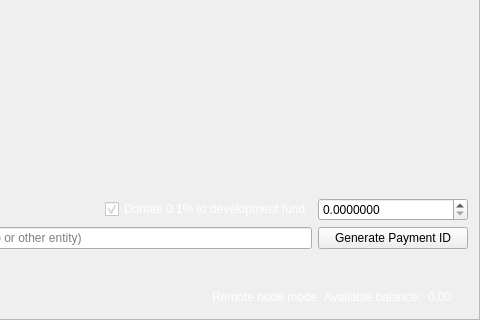
Above: src/gui/ui/sendframe.ui from aejontargaryen/FanGoldWallet before the change; both pictures show x 386 to 866 and y 270 to 590 of the 866 by 590 pixel window. Below: the same form after it.
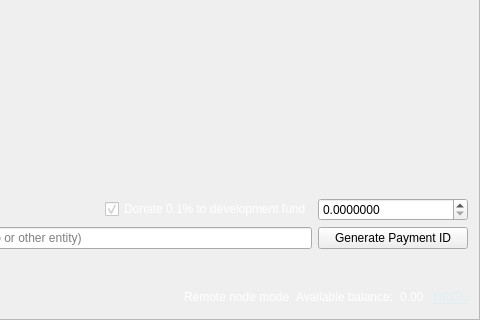
That is the form after the change. Icons and pictures are not drawn.

```diff
--- a/src/gui/ui/sendframe.ui
+++ b/src/gui/ui/sendframe.ui
@@ -806,6 +806,11 @@
      </item>
      <item>
       <widget class="QLabel" name="label_4">
+       <property name="font">
+        <font>
+         <family>Ubuntu</family>
+        </font>
+       </property>
        <property name="styleSheet">
         <string notr="true">color:rgb(255, 255, 255)</string>
        </property>
@@ -826,8 +831,62 @@
      </item>
      <item>
       <widget class="QLabel" name="m_tickerLabel">
+       <property name="sizePolicy">
+        <sizepolicy hsizetype="Preferred" vsizetype="Preferred">
+         <horstretch>0</horstretch>
+         <verstretch>0</verstretch>
+        </sizepolicy>
+       </property>
+       <property name="minimumSize">
+        <size>
+         <width>0</width>
+         <height>0</height>
+        </size>
+       </property>
+       <property name="sizeIncrement">
+        <size>
+         <width>0</width>
+         <height>0</height>
+        </size>
+       </property>
+       <property name="baseSize">
+        <size>
+         <width>0</width>
+         <height>0</height>
+        </size>
+       </property>
+       <property name="font">
+        <font>
+         <family>FreeSerif</family>
+         <pointsize>9</pointsize>
+         <weight>50</weight>
+         <italic>false</italic>
+         <bold>false</bold>
+        </font>
+       </property>
+       <property name="toolTip">
+        <string/>
+       </property>
+       <property name="whatsThis">
+        <string/>
+       </property>
+       <property name="styleSheet">
+        <string notr="true">color: rgb(227, 243, 248);</string>
+       </property>
        <property name="text">
-        <string notr="true"/>
+        <string notr="true">&lt;html&gt;&lt;head/&gt;&lt;body&gt;&lt;p align=&quot;justify&quot;&gt;&lt;span style=&quot; font-size:10pt; text-decoration: underline; color:#deeff3;&quot;&gt;DRGL&lt;/span&gt;&lt;/p&gt;&lt;/body&gt;&lt;/html&gt;</string>
+       </property>
+       <property name="textFormat">
+        <enum>Qt::AutoText</enum>
+       </property>
+       <property name="scaledContents">
+        <bool>false</bool>
+       </property>
+       <property name="margin">
+        <number>1</number>
+       </property>
+       <property name="indent">
+        <number>0</number>
        </property>
       </widget>
      </item>
```
Left out of the diff: 205 changed lines with no effect on the pictures.
